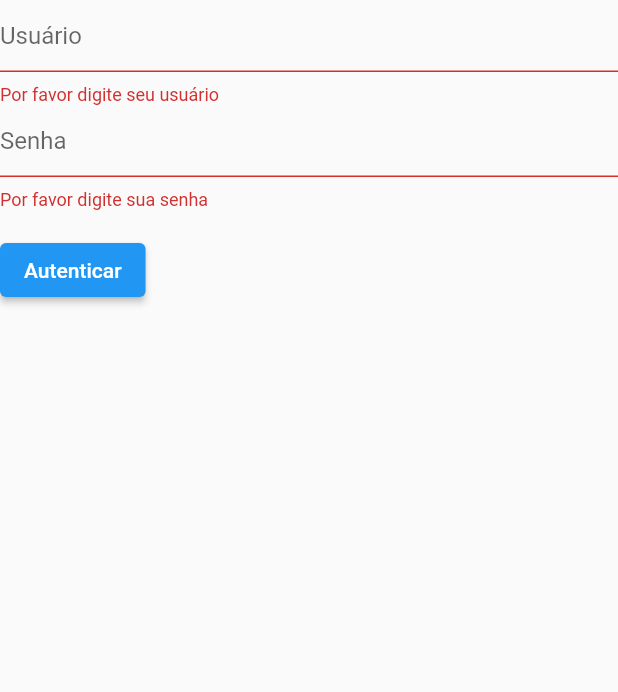
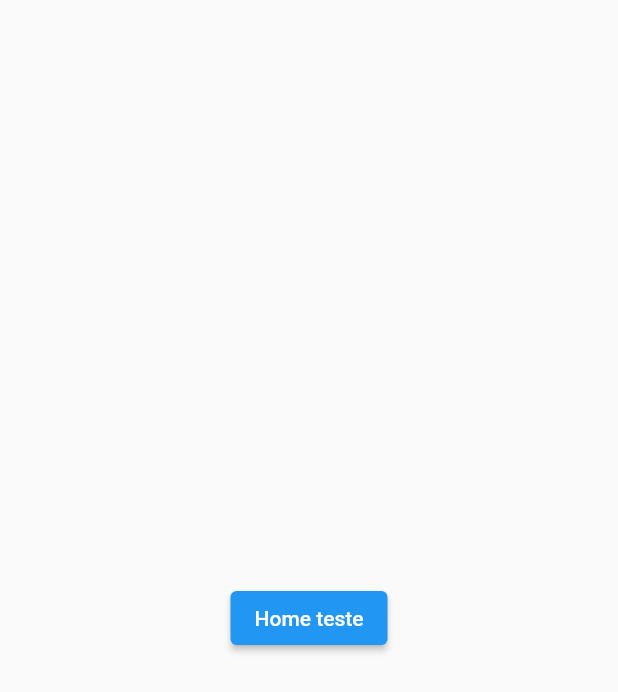
Before and after one commit to mathd1as/flutter-simple-app, a Flutter app: the screen it shows after launch, after a tap on "Autenticar", on a phone screen of 412 x 824 dp. Shown: the top 692 px of the screen. Run offline on Flutter 3.47's test engine with Material 2 defaults, Android fonts, the phone set to English and light mode, and no system bars.

Commit message:
feat: create home page

```diff
--- /dev/null
+++ b/lib/home_page.dart
@@ -0,0 +1,33 @@
+import 'package:flutter/material.dart';
+
+class HomePage extends StatefulWidget {
+  const HomePage({Key? key, required this.title}) : super(key: key);
+
+  final String title;
+
+  @override
+  State<HomePage> createState() => _HomePageState();
+}
+
+class _HomePageState extends State<HomePage> {
+   final GlobalKey<FormState> _formKey = GlobalKey<FormState>();
+
+  // void _incrementCounter() {
+  //   setState(() {
+
+  //   });
+  // }
+
+  @override
+  Widget build(BuildContext context) {
+    return Scaffold(
+      body: Center(
+        child: ElevatedButton(child: Text('Home teste'),
+        onPressed: () {
+          Navigator.of(context).pop();
+        },
+      )
+      )
+    );
+  }
+}
--- a/lib/widgets/login_form_widget.dart
+++ b/lib/widgets/login_form_widget.dart
@@ -1,5 +1,6 @@
 import 'package:flutter/cupertino.dart';
 import 'package:flutter/material.dart';
+import 'package:helloworld/home_page.dart';
 
 class MyStatefulWidget extends StatefulWidget {
   const MyStatefulWidget({Key? key}) : super(key: key);
@@ -44,11 +45,8 @@ class _MyStatefulWidgetState extends State<MyStatefulWidget> {
             padding: const EdgeInsets.symmetric(vertical: 16.0),
             child: ElevatedButton(
               onPressed: () {
-                // Validate will return true if the form is valid, or false if
-                // the form is invalid.
-                if (_formKey.currentState!.validate()) {
-                  // Process data.
-                }
+               Navigator.of(context).push(
+                 MaterialPageRoute(builder: (context) => const HomePage(title: 'teste',)));
               },
               child: const Text('Autenticar'),
             ),
```
